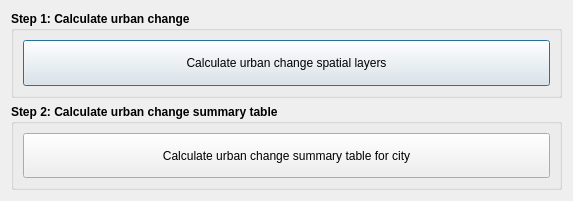
ConservationInternational/trends.earth, file LDMP/gui/DlgCalculateUrban.ui: the form before one commit.
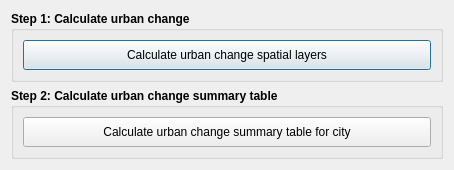
The form after the commit.

```diff
--- a/LDMP/gui/DlgCalculateUrban.ui
+++ b/LDMP/gui/DlgCalculateUrban.ui
@@ -9,12 +9,12 @@
    <rect>
     <x>0</x>
     <y>0</y>
-    <width>573</width>
-    <height>201</height>
+    <width>454</width>
+    <height>150</height>
    </rect>
   </property>
   <property name="sizePolicy">
-   <sizepolicy hsizetype="Expanding" vsizetype="Expanding">
+   <sizepolicy hsizetype="Expanding" vsizetype="Minimum">
     <horstretch>0</horstretch>
     <verstretch>0</verstretch>
    </sizepolicy>
```
